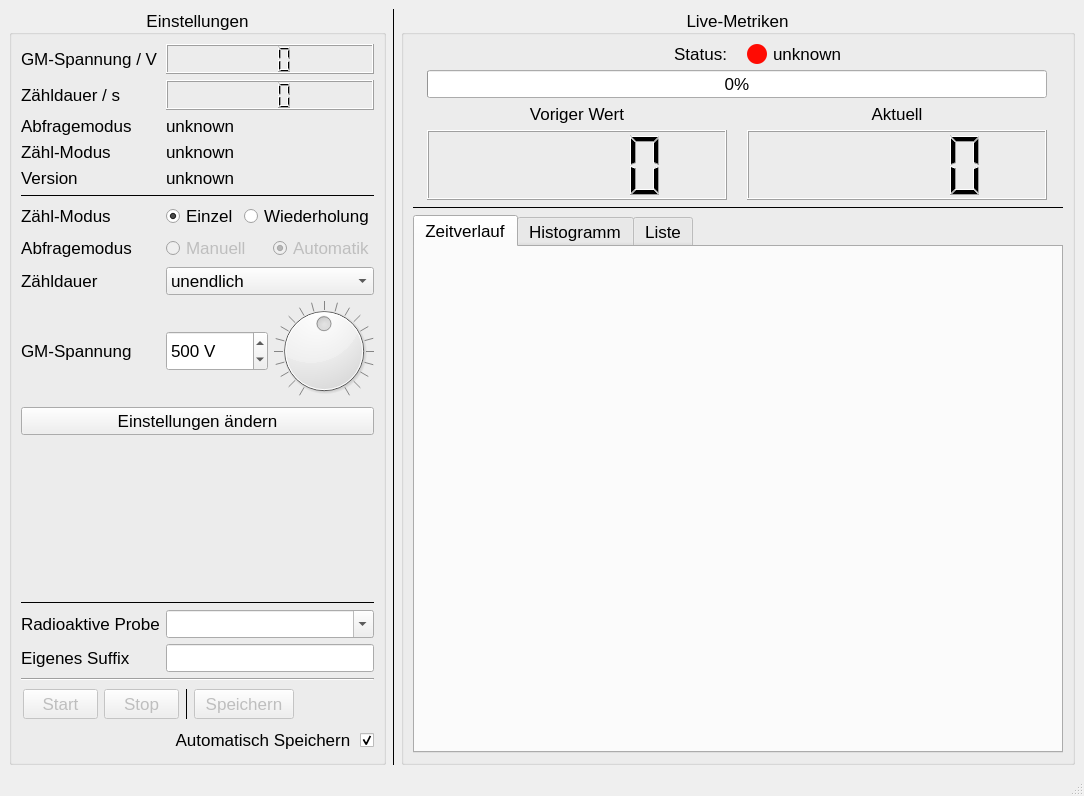
First picture: the form in pyqt/mainwindow.ui, repository cckssr/gyroscope-ui, before the edit.
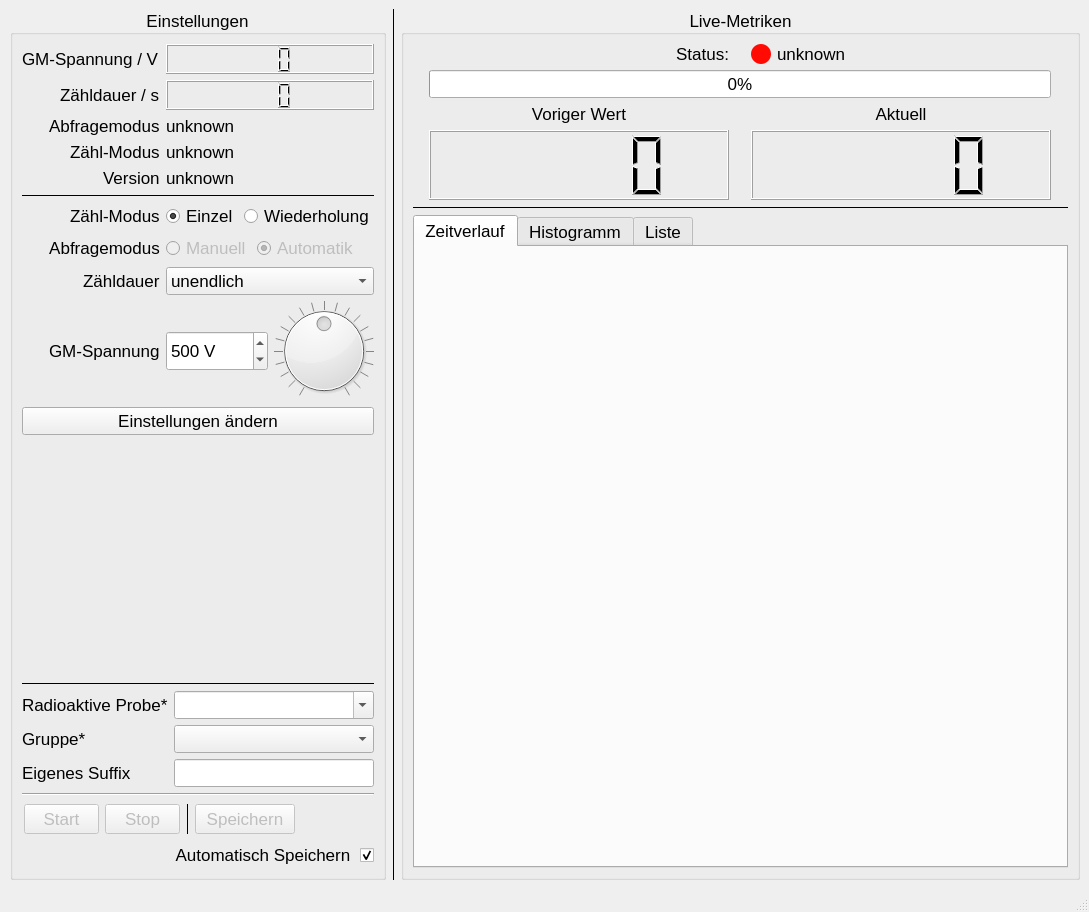
Second picture: the form after the edit. The open tabs and pages were chosen to show the change.

Patch:
```diff
--- a/pyqt/mainwindow.ui
+++ b/pyqt/mainwindow.ui
@@ -6,15 +6,21 @@
    <rect>
     <x>0</x>
     <y>0</y>
-    <width>1084</width>
-    <height>796</height>
+    <width>1089</width>
+    <height>912</height>
    </rect>
   </property>
   <property name="windowTitle">
-   <string>MainWindow</string>
+   <string>GM-Counter</string>
   </property>
   <widget class="QWidget" name="centralwidget">
-   <layout class="QHBoxLayout" name="horizontalLayout_3" stretch="1,0,10">
+   <layout class="QHBoxLayout" name="horizontalLayout_3" stretch="1,0,12">
+    <property name="leftMargin">
+     <number>10</number>
+    </property>
+    <property name="bottomMargin">
+     <number>10</number>
+    </property>
     <item>
      <widget class="QGroupBox" name="settings">
       <property name="sizePolicy">
@@ -23,6 +29,12 @@
         <verstretch>0</verstretch>
        </sizepolicy>
       </property>
+      <property name="maximumSize">
+       <size>
+        <width>500</width>
+        <height>16777215</height>
+       </size>
+      </property>
       <property name="font">
        <font>
         <pointsize>13</pointsize>
@@ -35,6 +47,18 @@
        <set>Qt::AlignmentFlag::AlignCenter</set>
       </property>
       <layout class="QFormLayout" name="formLayout">
+       <property name="sizeConstraint">
+        <enum>QLayout::SizeConstraint::SetMinimumSize</enum>
+       </property>
+       <property name="fieldGrowthPolicy">
+        <enum>QFormLayout::FieldGrowthPolicy::ExpandingFieldsGrow</enum>
+       </property>
+       <property name="labelAlignment">
+        <set>Qt::AlignmentFlag::AlignRight|Qt::AlignmentFlag::AlignTrailing|Qt::AlignmentFlag::AlignVCenter</set>
+       </property>
+       <property name="formAlignment">
+        <set>Qt::AlignmentFlag::AlignLeading|Qt::AlignmentFlag::AlignLeft|Qt::AlignmentFlag::AlignTop</set>
+       </property>
        <item row="0" column="0">
         <widget class="QLabel" name="label_8">
          <property name="text">
@@ -44,6 +68,12 @@
        </item>
        <item row="0" column="1">
         <widget class="QLCDNumber" name="cVoltage">
+         <property name="sizePolicy">
+          <sizepolicy hsizetype="MinimumExpanding" vsizetype="Minimum">
+           <horstretch>0</horstretch>
+           <verstretch>0</verstretch>
+          </sizepolicy>
+         </property>
          <property name="minimumSize">
           <size>
            <width>0</width>
@@ -67,6 +97,12 @@
        </item>
        <item row="1" column="1">
         <widget class="QLCDNumber" name="cDuration">
+         <property name="sizePolicy">
+          <sizepolicy hsizetype="MinimumExpanding" vsizetype="Minimum">
+           <horstretch>0</horstretch>
+           <verstretch>0</verstretch>
+          </sizepolicy>
+         </property>
          <property name="minimumSize">
           <size>
            <width>0</width>
@@ -97,7 +133,7 @@
        <item row="2" column="1">
         <widget class="QLabel" name="cQueryMode">
          <property name="sizePolicy">
-          <sizepolicy hsizetype="Preferred" vsizetype="Minimum">
+          <sizepolicy hsizetype="MinimumExpanding" vsizetype="Minimum">
            <horstretch>0</horstretch>
            <verstretch>0</verstretch>
           </sizepolicy>
@@ -138,7 +174,7 @@
        <item row="3" column="1">
         <widget class="QLabel" name="cMode">
          <property name="sizePolicy">
-          <sizepolicy hsizetype="Preferred" vsizetype="Minimum">
+          <sizepolicy hsizetype="MinimumExpanding" vsizetype="Minimum">
            <horstretch>0</horstretch>
            <verstretch>0</verstretch>
           </sizepolicy>
@@ -179,7 +215,7 @@
        <item row="4" column="1">
         <widget class="QLabel" name="cVersion">
          <property name="sizePolicy">
-          <sizepolicy hsizetype="Preferred" vsizetype="Minimum">
+          <sizepolicy hsizetype="MinimumExpanding" vsizetype="Minimum">
            <horstretch>0</horstretch>
            <verstretch>0</verstretch>
           </sizepolicy>
@@ -257,7 +293,7 @@
          <item>
           <widget class="QRadioButton" name="sModeMulti">
            <property name="sizePolicy">
-            <sizepolicy hsizetype="Minimum" vsizetype="Minimum">
+            <sizepolicy hsizetype="Maximum" vsizetype="Minimum">
              <horstretch>0</horstretch>
              <verstretch>0</verstretch>
             </sizepolicy>
@@ -330,7 +366,7 @@
             <bool>false</bool>
            </property>
            <property name="sizePolicy">
-            <sizepolicy hsizetype="Minimum" vsizetype="Minimum">
+            <sizepolicy hsizetype="MinimumExpanding" vsizetype="Minimum">
              <horstretch>0</horstretch>
              <verstretch>0</verstretch>
             </sizepolicy>
@@ -529,22 +565,6 @@
          </property>
         </widget>
        </item>
-       <item row="11" column="0">
-        <spacer name="verticalSpacer">
-         <property name="orientation">
-          <enum>Qt::Orientation::Vertical</enum>
-         </property>
-         <property name="sizeType">
-          <enum>QSizePolicy::Policy::Expanding</enum>
-         </property>
-         <property name="sizeHint" stdset="0">
-          <size>
-           <width>20</width>
-           <height>40</height>
-          </size>
-         </property>
-        </spacer>
-       </item>
        <item row="12" column="0" colspan="2">
         <widget class="Line" name="line_5">
          <property name="frameShadow">
@@ -555,17 +575,34 @@
          </property>
         </widget>
        </item>
-       <item row="13" column="0">
+       <item row="13" column="0" colspan="2">
+        <layout class="QFormLayout" name="formLayout_2">
+         <property name="fieldGrowthPolicy">
+          <enum>QFormLayout::FieldGrowthPolicy::AllNonFixedFieldsGrow</enum>
+         </property>
+         <property name="rightMargin">
+          <number>0</number>
+         </property>
+         <property name="bottomMargin">
+          <number>0</number>
+         </property>
+         <item row="0" column="0">
         <widget class="QLabel" name="label_6">
          <property name="text">
-          <string>Radioaktive Probe</string>
+            <string>Radioaktive Probe*</string>
          </property>
         </widget>
        </item>
-       <item row="13" column="1">
+         <item row="0" column="1">
         <widget class="QComboBox" name="radSample">
+           <property name="sizePolicy">
+            <sizepolicy hsizetype="MinimumExpanding" vsizetype="Fixed">
+             <horstretch>0</horstretch>
+             <verstretch>0</verstretch>
+            </sizepolicy>
+           </property>
          <property name="toolTip">
-          <string>&lt;html&gt;&lt;head/&gt;&lt;body&gt;&lt;p&gt;Auswahl der verwendeten Radioaktiven Probe &lt;span style=&quot; color:#ff001a;&quot;&gt;(Pflichtfeld)&lt;/span&gt;&lt;/p&gt;&lt;/body&gt;&lt;/html&gt;</string>
+            <string>&lt;html&gt;&lt;head/&gt;&lt;body&gt;&lt;p&gt;Auswahl der verwendeten radioaktiven Probe &lt;span style=&quot; color:#ff001a;&quot;&gt;(Pflichtfeld)&lt;/span&gt;&lt;/p&gt;&lt;/body&gt;&lt;/html&gt;</string>
          </property>
          <property name="editable">
           <bool>true</bool>
@@ -721,15 +758,130 @@
          </item>
         </widget>
        </item>
-       <item row="14" column="0">
+         <item row="1" column="0">
+          <widget class="QLabel" name="label_7">
+           <property name="text">
+            <string>Gruppe*</string>
+           </property>
+          </widget>
+         </item>
+         <item row="1" column="1">
+          <widget class="QComboBox" name="groupLetter">
+           <property name="sizePolicy">
+            <sizepolicy hsizetype="MinimumExpanding" vsizetype="Fixed">
+             <horstretch>0</horstretch>
+             <verstretch>0</verstretch>
+            </sizepolicy>
+           </property>
+           <property name="toolTip">
+            <string>&lt;html&gt;&lt;head/&gt;&lt;body&gt;&lt;p&gt;Auswahl der GP Praktikumsgruppe &lt;span style=&quot; color:#ff001a;&quot;&gt;(Pflichtfeld)&lt;/span&gt;&lt;/p&gt;&lt;/body&gt;&lt;/html&gt;</string>
+           </property>
+           <property name="currentIndex">
+            <number>-1</number>
+           </property>
+           <property name="maxCount">
+            <number>24</number>
+           </property>
+           <property name="insertPolicy">
+            <enum>QComboBox::InsertPolicy::NoInsert</enum>
+           </property>
+           <item>
+            <property name="text">
+             <string>A</string>
+            </property>
+           </item>
+           <item>
+            <property name="text">
+             <string>B</string>
+            </property>
+           </item>
+           <item>
+            <property name="text">
+             <string>C</string>
+            </property>
+           </item>
+           <item>
+            <property name="text">
+             <string>D</string>
+            </property>
+           </item>
+           <item>
+            <property name="text">
+             <string>E</string>
+            </property>
+           </item>
+           <item>
+            <property name="text">
+             <string>F</string>
+            </property>
+           </item>
+           <item>
+            <property name="text">
+             <string>G</string>
+            </property>
+           </item>
+           <item>
+            <property name="text">
+             <string>H</string>
+            </property>
+           </item>
+           <item>
+            <property name="text">
+             <string>I</string>
+            </property>
+           </item>
+           <item>
+            <property name="text">
+             <string>J</string>
+            </property>
+           </item>
+           <item>
+            <property name="text">
+             <string>K</string>
+            </property>
+           </item>
+           <item>
+            <property name="text">
+             <string>L</string>
+            </property>
+           </item>
+           <item>
+            <property name="text">
+             <string>M</string>
+            </property>
+           </item>
+           <item>
+            <property name="text">
+             <string>N</string>
+            </property>
+           </item>
+           <item>
+            <property name="text">
+             <string>O</string>
+            </property>
+           </item>
+           <item>
+            <property name="text">
+             <string>P</string>
+            </property>
+           </item>
+          </widget>
+         </item>
+         <item row="2" column="0">
         <widget class="QLabel" name="label_5">
          <property name="text">
           <string>Eigenes Suffix</string>
          </property>
         </widget>
        </item>
-       <item row="14" column="1">
+         <item row="2" column="1">
         <widget class="QLineEdit" name="suffix">
+           <property name="sizePolicy">
+            <sizepolicy hsizetype="MinimumExpanding" vsizetype="Fixed">
+             <horstretch>0</horstretch>
+             <verstretch>0</verstretch>
+            </sizepolicy>
+           </property>
          <property name="toolTip">
           <string>Ein benutzerdefiniertes Suffix mit maximal 20 Zeichen</string>
          </property>
@@ -741,7 +893,22 @@
          </property>
         </widget>
        </item>
-       <item row="16" column="0" colspan="2">
+        </layout>
+       </item>
+       <item row="14" column="0" colspan="2">
+        <widget class="Line" name="line_6">
+         <property name="minimumSize">
+          <size>
+           <width>0</width>
+           <height>0</height>
+          </size>
+         </property>
+         <property name="orientation">
+          <enum>Qt::Orientation::Horizontal</enum>
+         </property>
+        </widget>
+       </item>
+       <item row="15" column="0" colspan="2">
         <layout class="QHBoxLayout" name="horizontalLayout">
          <property name="leftMargin">
           <number>2</number>
@@ -842,8 +1009,14 @@
          </item>
         </layout>
        </item>
-       <item row="17" column="1">
+       <item row="16" column="0" colspan="2">
         <widget class="QCheckBox" name="autoSave">
+         <property name="maximumSize">
+          <size>
+           <width>850</width>
+           <height>16777215</height>
+          </size>
+         </property>
          <property name="toolTip">
           <string>&lt;html&gt;&lt;head/&gt;&lt;body&gt;&lt;p&gt;Bei Aktivierung werden die Messungen automatisch im Format:&lt;/p&gt;&lt;p&gt;YYYY_MM_DD-&lt;span style=&quot; font-style:italic;&quot;&gt;Radioaktive Probe&lt;/span&gt;-&lt;span style=&quot; font-style:italic;&quot;&gt;Suffix&lt;/span&gt;.csv&lt;/p&gt;&lt;p&gt;im Ordner Dokumente/Geiger-Mueller/ gespeichert.&lt;/p&gt;&lt;/body&gt;&lt;/html&gt;</string>
          </property>
@@ -861,21 +1034,21 @@
          </property>
         </widget>
        </item>
-       <item row="15" column="0" colspan="2">
-        <widget class="Line" name="line_6">
-         <property name="frameShadow">
-          <enum>QFrame::Shadow::Sunken</enum>
-         </property>
-         <property name="lineWidth">
-          <number>1</number>
-         </property>
-         <property name="midLineWidth">
-          <number>0</number>
-         </property>
+       <item row="11" column="0" colspan="2">
+        <spacer name="verticalSpacer">
          <property name="orientation">
-          <enum>Qt::Orientation::Horizontal</enum>
+          <enum>Qt::Orientation::Vertical</enum>
          </property>
-        </widget>
+         <property name="sizeType">
+          <enum>QSizePolicy::Policy::Expanding</enum>
+         </property>
+         <property name="sizeHint" stdset="0">
+          <size>
+           <width>20</width>
+           <height>40</height>
+          </size>
+         </property>
+        </spacer>
        </item>
       </layout>
       <zorder>label_10</zorder>
@@ -896,12 +1069,9 @@
       <zorder>volt_label</zorder>
       <zorder>buttonSetting</zorder>
       <zorder>line_5</zorder>
-      <zorder>label_6</zorder>
-      <zorder>radSample</zorder>
-      <zorder>label_5</zorder>
-      <zorder>suffix</zorder>
-      <zorder>autoSave</zorder>
+      <zorder>formLayoutWidget</zorder>
       <zorder>line_6</zorder>
+      <zorder>autoSave</zorder>
      </widget>
     </item>
     <item>
@@ -916,6 +1086,12 @@
     </item>
     <item>
      <widget class="QGroupBox" name="gridGroupBox">
+      <property name="sizePolicy">
+       <sizepolicy hsizetype="Expanding" vsizetype="Preferred">
+        <horstretch>0</horstretch>
+        <verstretch>0</verstretch>
+       </sizepolicy>
+      </property>
       <property name="font">
        <font>
         <pointsize>13</pointsize>
@@ -1101,7 +1277,7 @@
        <item row="4" column="0">
         <widget class="QTabWidget" name="tabWidget">
          <property name="currentIndex">
-          <number>1</number>
+          <number>0</number>
          </property>
          <widget class="QWidget" name="timePlot">
           <attribute name="title">
@@ -1141,7 +1317,7 @@
     <rect>
      <x>0</x>
      <y>0</y>
-     <width>1084</width>
+     <width>1089</width>
      <height>24</height>
     </rect>
    </property>
```
Left out of the diff: 2 changed lines with no effect on the pictures. Lines whose indentation alone changed are shown as unchanged.
